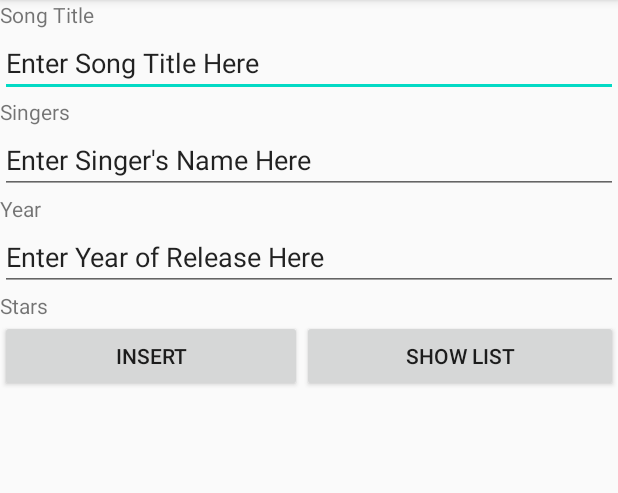
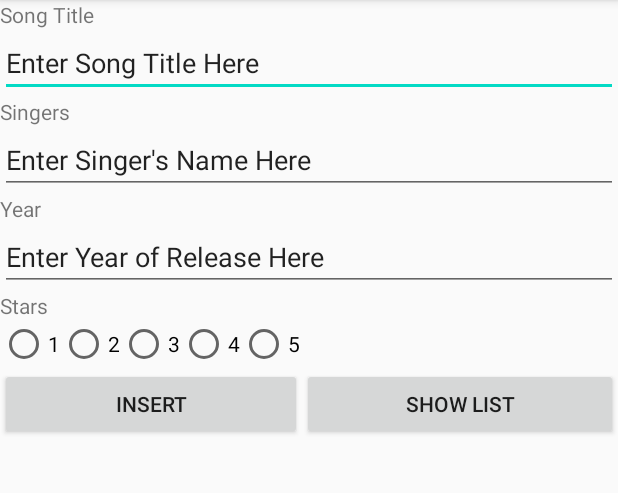
Before and after one commit to cheerful4ever/lesson5PS, an Android app: the screen it shows after launch (MainActivity), on a phone screen of 412 x 824 dp, the part 84-577 px from its top. Run offline under Robolectric (Android 15) with nearby library versions, the phone set to English and light mode, and no system bars.

Commit message:
activities 1-10000000000

```diff
--- a/app/src/main/res/layout/activity_main.xml
+++ b/app/src/main/res/layout/activity_main.xml
@@ -55,6 +55,47 @@
         android:layout_height="wrap_content"
         android:text="Stars" />
 
+    <RadioGroup
+        android:layout_width="match_parent"
+        android:layout_height="wrap_content">
+
+        <LinearLayout
+            android:layout_width="match_parent"
+            android:layout_height="match_parent"
+            android:orientation="horizontal">
+
+            <RadioButton
+                android:id="@+id/rb1"
+                android:layout_width="wrap_content"
+                android:layout_height="wrap_content"
+                android:text="1" />
+
+            <RadioButton
+                android:id="@+id/rb2"
+                android:layout_width="wrap_content"
+                android:layout_height="wrap_content"
+                android:text="2" />
+
+            <RadioButton
+                android:id="@+id/rb3"
+                android:layout_width="wrap_content"
+                android:layout_height="wrap_content"
+                android:text="3" />
+
+            <RadioButton
+                android:id="@+id/rb4"
+                android:layout_width="wrap_content"
+                android:layout_height="wrap_content"
+                android:text="4" />
+
+            <RadioButton
+                android:id="@+id/rb5"
+                android:layout_width="wrap_content"
+                android:layout_height="wrap_content"
+                android:text="5" />
+        </LinearLayout>
+    </RadioGroup>
+
     <LinearLayout
         android:layout_width="match_parent"
         android:layout_height="match_parent"
```
Also changed, not shown: app/src/main/java/com/example/lesson5ps/DBHelper.java (+9 -7 lines).
